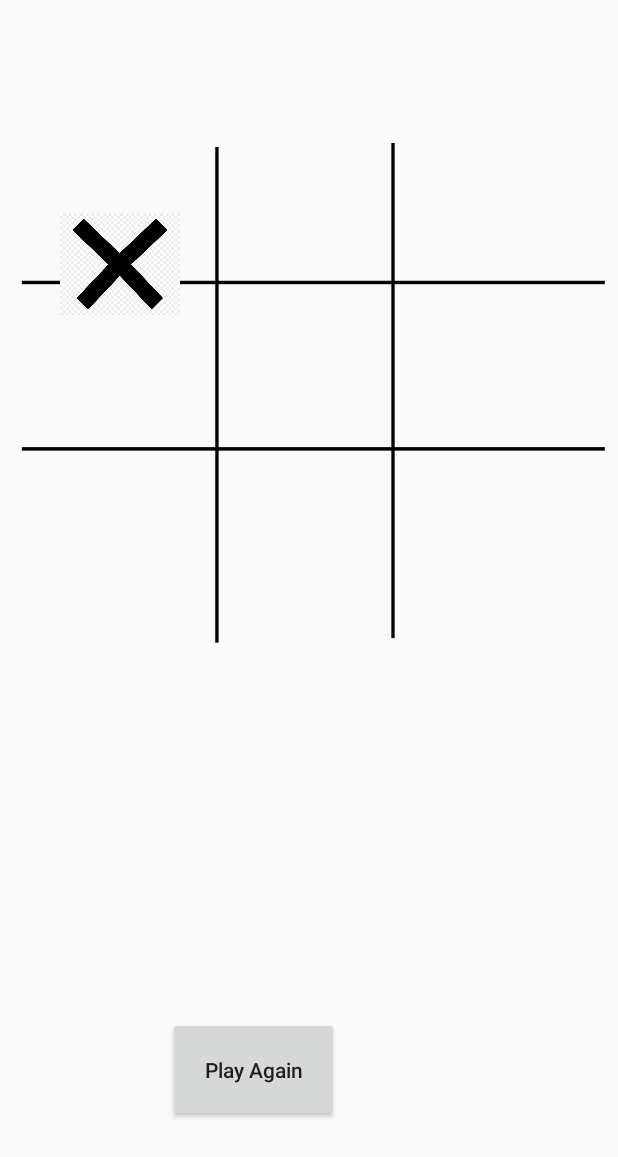
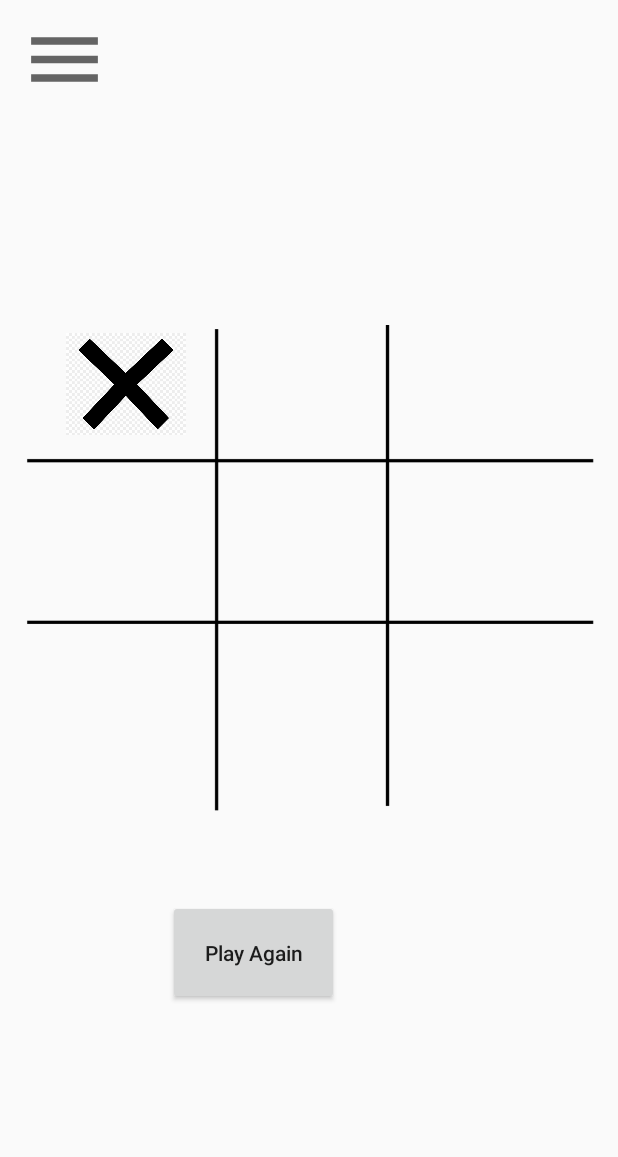
Before and after one commit to Schwartzblat/Sudoko-App, an Android app: the TicTacToePC screen opened directly, with no data from a screen before it, on a phone screen of 412 x 824 dp. Shown: the top 1157 px of the screen. Run offline under Robolectric (Android 15) with nearby library versions, the light colour scheme and no system bars.

Commit message:
add navigation to update, TicTacToePC

```diff
--- a/app/src/main/res/layout/activity_tic_tac_toe_pc.xml
+++ b/app/src/main/res/layout/activity_tic_tac_toe_pc.xml
@@ -6,11 +6,26 @@
     android:layout_height="match_parent"
     tools:context=".TicTacToePC">
 
+    <Button
+        android:id="@+id/place9"
+        android:layout_width="146dp"
+        android:layout_height="130dp"
+        android:layout_marginStart="264dp"
+        android:layout_marginTop="328dp"
+        android:alpha="0"
+        android:contentDescription="9"
+        android:cursorVisible="false"
+        android:onClick="click"
+        android:visibility="visible"
+        app:layout_constraintStart_toStartOf="parent"
+        app:layout_constraintTop_toTopOf="parent" />
+
     <ImageView
         android:id="@+id/board"
-        android:layout_width="wrap_content"
-        android:layout_height="wrap_content"
-        android:layout_marginBottom="150dp"
+        android:layout_width="400dp"
+        android:layout_height="434dp"
+        android:layout_marginStart="4dp"
+        android:layout_marginBottom="228dp"
         android:contentDescription="@string/board"
         app:layout_constraintBottom_toBottomOf="parent"
         app:layout_constraintStart_toStartOf="parent"
@@ -20,8 +35,8 @@
         android:id="@+id/place8X"
         android:layout_width="80dp"
         android:layout_height="80dp"
-        android:layout_marginStart="152dp"
-        android:layout_marginTop="272dp"
+        android:layout_marginStart="156dp"
+        android:layout_marginTop="348dp"
         android:visibility="invisible"
         app:layout_constraintStart_toStartOf="parent"
         app:layout_constraintTop_toTopOf="parent"
@@ -31,8 +46,8 @@
         android:id="@+id/place8"
         android:layout_width="114dp"
         android:layout_height="125dp"
-        android:layout_marginStart="144dp"
-        android:layout_marginTop="252dp"
+        android:layout_marginStart="148dp"
+        android:layout_marginTop="328dp"
         android:alpha="0"
         android:contentDescription="8"
         android:cursorVisible="false"
@@ -45,8 +60,8 @@
         android:id="@+id/place1O"
         android:layout_width="80dp"
         android:layout_height="80dp"
-        android:layout_marginStart="36dp"
-        android:layout_marginBottom="608dp"
+        android:layout_marginStart="40dp"
+        android:layout_marginBottom="532dp"
         android:clickable="false"
         android:visibility="invisible"
         app:layout_constraintBottom_toBottomOf="parent"
@@ -57,8 +72,8 @@
         android:id="@+id/place3O"
         android:layout_width="80dp"
         android:layout_height="80dp"
-        android:layout_marginStart="280dp"
-        android:layout_marginBottom="608dp"
+        android:layout_marginStart="284dp"
+        android:layout_marginBottom="532dp"
         android:adjustViewBounds="false"
         android:clickable="false"
         android:visibility="invisible"
@@ -70,8 +85,8 @@
         android:id="@+id/place4O"
         android:layout_width="80dp"
         android:layout_height="80dp"
-        android:layout_marginStart="36dp"
-        android:layout_marginBottom="496dp"
+        android:layout_marginStart="40dp"
+        android:layout_marginBottom="420dp"
         android:clickable="false"
         android:visibility="invisible"
         app:layout_constraintBottom_toBottomOf="parent"
@@ -82,8 +97,8 @@
         android:id="@+id/place5O"
         android:layout_width="80dp"
         android:layout_height="80dp"
-        android:layout_marginStart="152dp"
-        android:layout_marginBottom="496dp"
+        android:layout_marginStart="156dp"
+        android:layout_marginBottom="420dp"
         android:clickable="false"
         android:visibility="invisible"
         app:layout_constraintBottom_toBottomOf="parent"
@@ -94,8 +109,8 @@
         android:id="@+id/place6O"
         android:layout_width="80dp"
         android:layout_height="80dp"
-        android:layout_marginStart="280dp"
-        android:layout_marginBottom="496dp"
+        android:layout_marginStart="284dp"
+        android:layout_marginBottom="420dp"
         android:clickable="false"
         android:visibility="invisible"
         app:layout_constraintBottom_toBottomOf="parent"
@@ -106,8 +121,8 @@
         android:id="@+id/place7O"
         android:layout_width="80dp"
         android:layout_height="80dp"
-        android:layout_marginStart="36dp"
-        android:layout_marginBottom="384dp"
+        android:layout_marginStart="40dp"
+        android:layout_marginBottom="308dp"
         android:clickable="false"
         android:visibility="invisible"
         app:layout_constraintBottom_toBottomOf="parent"
@@ -118,8 +133,8 @@
         android:id="@+id/place8O"
         android:layout_width="80dp"
         android:layout_height="80dp"
-        android:layout_marginStart="160dp"
-        android:layout_marginBottom="384dp"
+        android:layout_marginStart="164dp"
+        android:layout_marginBottom="308dp"
         android:clickable="false"
         android:visibility="invisible"
         app:layout_constraintBottom_toBottomOf="parent"
@@ -130,8 +145,8 @@
         android:id="@+id/place9O"
         android:layout_width="80dp"
         android:layout_height="80dp"
-        android:layout_marginStart="280dp"
-        android:layout_marginBottom="384dp"
+        android:layout_marginStart="284dp"
+        android:layout_marginBottom="308dp"
         android:clickable="false"
         android:visibility="invisible"
         app:layout_constraintBottom_toBottomOf="parent"
@@ -142,8 +157,8 @@
         android:id="@+id/place2O"
         android:layout_width="80dp"
         android:layout_height="80dp"
-        android:layout_marginStart="160dp"
-        android:layout_marginBottom="608dp"
+        android:layout_marginStart="164dp"
+        android:layout_marginBottom="532dp"
         android:clickable="false"
         android:visibility="invisible"
         app:layout_constraintBottom_toBottomOf="parent"
@@ -154,8 +169,8 @@
         android:id="@+id/place9X"
         android:layout_width="80dp"
         android:layout_height="80dp"
-        android:layout_marginStart="284dp"
-        android:layout_marginTop="264dp"
+        android:layout_marginStart="288dp"
+        android:layout_marginTop="340dp"
         android:visibility="invisible"
         app:layout_constraintStart_toStartOf="parent"
         app:layout_constraintTop_toTopOf="parent"
@@ -165,8 +180,8 @@
         android:id="@+id/place1X"
         android:layout_width="80dp"
         android:layout_height="80dp"
-        android:layout_marginStart="40dp"
-        android:layout_marginBottom="32dp"
+        android:layout_marginStart="44dp"
+        android:layout_marginBottom="28dp"
         android:visibility="invisible"
         app:layout_constraintBottom_toTopOf="@+id/place4O"
         app:layout_constraintStart_toStartOf="parent"
@@ -176,8 +191,8 @@
         android:id="@+id/place2X"
         android:layout_width="80dp"
         android:layout_height="80dp"
-        android:layout_marginStart="164dp"
-        android:layout_marginBottom="32dp"
+        android:layout_marginStart="168dp"
+        android:layout_marginBottom="28dp"
         android:visibility="invisible"
         app:layout_constraintBottom_toTopOf="@+id/place4O"
         app:layout_constraintStart_toStartOf="parent"
@@ -187,8 +202,8 @@
         android:id="@+id/place3X"
         android:layout_width="80dp"
         android:layout_height="80dp"
-        android:layout_marginStart="284dp"
-        android:layout_marginBottom="32dp"
+        android:layout_marginStart="288dp"
+        android:layout_marginBottom="28dp"
         android:contentDescription="@string/todo"
         android:visibility="invisible"
         app:layout_constraintBottom_toTopOf="@+id/place4O"
@@ -199,8 +214,8 @@
         android:id="@+id/place4X"
         android:layout_width="80dp"
         android:layout_height="80dp"
-        android:layout_marginStart="40dp"
-        android:layout_marginBottom="32dp"
+        android:layout_marginStart="44dp"
+        android:layout_marginBottom="28dp"
         android:visibility="invisible"
         app:layout_constraintBottom_toTopOf="@+id/place7O"
         app:layout_constraintStart_toStartOf="parent"
@@ -210,8 +225,8 @@
         android:id="@+id/place5X"
         android:layout_width="80dp"
         android:layout_height="80dp"
-        android:layout_marginStart="160dp"
-        android:layout_marginTop="32dp"
+        android:layout_marginStart="164dp"
+        android:layout_marginTop="28dp"
         android:visibility="invisible"
         app:layout_constraintStart_toStartOf="parent"
         app:layout_constraintTop_toBottomOf="@+id/place2X"
@@ -221,8 +236,8 @@
         android:id="@+id/place6X"
         android:layout_width="80dp"
         android:layout_height="80dp"
-        android:layout_marginStart="280dp"
-        android:layout_marginBottom="28dp"
+        android:layout_marginStart="284dp"
+        android:layout_marginBottom="24dp"
         android:visibility="invisible"
         app:layout_constraintBottom_toTopOf="@+id/place7O"
         app:layout_constraintStart_toStartOf="parent"
@@ -232,8 +247,8 @@
         android:id="@+id/place7X"
         android:layout_width="80dp"
         android:layout_height="80dp"
-        android:layout_marginStart="40dp"
-        android:layout_marginTop="264dp"
+        android:layout_marginStart="44dp"
+        android:layout_marginTop="340dp"
         android:visibility="invisible"
         app:layout_constraintStart_toStartOf="parent"
         app:layout_constraintTop_toTopOf="parent"
@@ -243,8 +258,8 @@
         android:id="@+id/place4"
         android:layout_width="138dp"
         android:layout_height="102dp"
-        android:layout_marginStart="4dp"
-        android:layout_marginTop="148dp"
+        android:layout_marginStart="8dp"
+        android:layout_marginTop="224dp"
         android:alpha="0"
         android:contentDescription="4"
         android:cursorVisible="false"
@@ -257,8 +272,8 @@
         android:id="@+id/place5"
         android:layout_width="115dp"
         android:layout_height="114dp"
-        android:layout_marginStart="144dp"
-        android:layout_marginTop="140dp"
+        android:layout_marginStart="148dp"
+        android:layout_marginTop="216dp"
         android:alpha="0"
         android:contentDescription="5"
         android:cursorVisible="false"
@@ -271,8 +286,8 @@
         android:id="@+id/place6"
         android:layout_width="146dp"
         android:layout_height="111dp"
-        android:layout_marginStart="260dp"
-        android:layout_marginTop="140dp"
+        android:layout_marginStart="264dp"
+        android:layout_marginTop="216dp"
         android:alpha="0"
         android:contentDescription="6"
         android:cursorVisible="false"
@@ -285,8 +300,8 @@
         android:id="@+id/place7"
         android:layout_width="139dp"
         android:layout_height="143dp"
-        android:layout_marginStart="4dp"
-        android:layout_marginTop="252dp"
+        android:layout_marginStart="8dp"
+        android:layout_marginTop="328dp"
         android:alpha="0"
         android:contentDescription="7"
         android:cursorVisible="false"
@@ -299,24 +314,10 @@
         android:id="@+id/place3"
         android:layout_width="148dp"
         android:layout_height="102dp"
-        android:layout_marginStart="260dp"
-        android:layout_marginTop="12dp"
+        android:layout_marginStart="264dp"
+        android:layout_marginTop="88dp"
         android:alpha="0"
         android:contentDescription="3"
-        android:cursorVisible="false"
-        android:onClick="click"
-        android:visibility="visible"
-        app:layout_constraintStart_toStartOf="parent"
-        app:layout_constraintTop_toTopOf="parent" />
-
-    <Button
-        android:id="@+id/place9"
-        android:layout_width="146dp"
-        android:layout_height="130dp"
-        android:layout_marginStart="260dp"
-        android:layout_marginTop="252dp"
-        android:alpha="0"
-        android:contentDescription="9"
         android:cursorVisible="false"
         android:onClick="click"
         android:visibility="visible"
@@ -327,8 +328,8 @@
         android:id="@+id/place2"
         android:layout_width="116dp"
         android:layout_height="105dp"
-        android:layout_marginStart="144dp"
-        android:layout_marginTop="8dp"
+        android:layout_marginStart="148dp"
+        android:layout_marginTop="84dp"
         android:alpha="0"
         android:contentDescription="2"
         android:cursorVisible="false"
@@ -377,4 +378,47 @@
         app:layout_constraintBottom_toBottomOf="parent"
         app:layout_constraintStart_toStartOf="parent" />
 
+    <androidx.drawerlayout.widget.DrawerLayout
+        android:id="@+id/frame"
+        android:layout_width="match_parent"
+        android:layout_height="match_parent"
+        tools:ignore="MissingConstraints">
+        <com.google.android.material.navigation.NavigationView
+            android:id="@+id/navi"
+            android:layout_width="wrap_content"
+            android:layout_height="match_parent"
+            android:layout_gravity="start"
+            android:background="#ffffff"
+            app:headerLayout="@layout/navihead"
+            android:translationZ="10dp"
+            app:itemIconTint="@color/gray"
+            app:itemTextColor="@color/gray"
+            app:menu="@menu/drawermenu"
+            tools:ignore="MissingConstraints" />
+    </androidx.drawerlayout.widget.DrawerLayout>
+
+    <ImageView
+        android:id="@+id/menuImg"
+        android:layout_width="66dp"
+        android:layout_height="59dp"
+        android:layout_marginStart="10dp"
+        android:layout_marginTop="10dp"
+        android:clickable="true"
+        android:onClick="openNav"
+        app:layout_constraintStart_toStartOf="parent"
+        app:layout_constraintTop_toTopOf="parent"
+        app:srcCompat="@drawable/ic_baseline_menu_24" />
+
+    <Button
+        android:id="@+id/closeNav"
+        android:layout_width="136dp"
+        android:layout_height="728dp"
+        android:alpha="0"
+        android:onClick="closeNav"
+        android:text="Button"
+        app:layout_constraintBottom_toBottomOf="parent"
+        app:layout_constraintEnd_toEndOf="parent"
+        app:layout_constraintTop_toTopOf="parent"
+        app:layout_constraintVertical_bias="0.0" />
+
 </androidx.constraintlayout.widget.ConstraintLayout>
```
Also changed, not shown: app/src/main/java/com/example/SudoKey/MainActivity.java (+23 -22 lines), app/src/main/java/com/example/SudoKey/TicTacToePC.java (+114 -0 lines), app/src/main/java/com/example/SudoKey/Update.java (+108 -0 lines), app/src/main/res/layout/activity_update.xml (+44 -2 lines).
